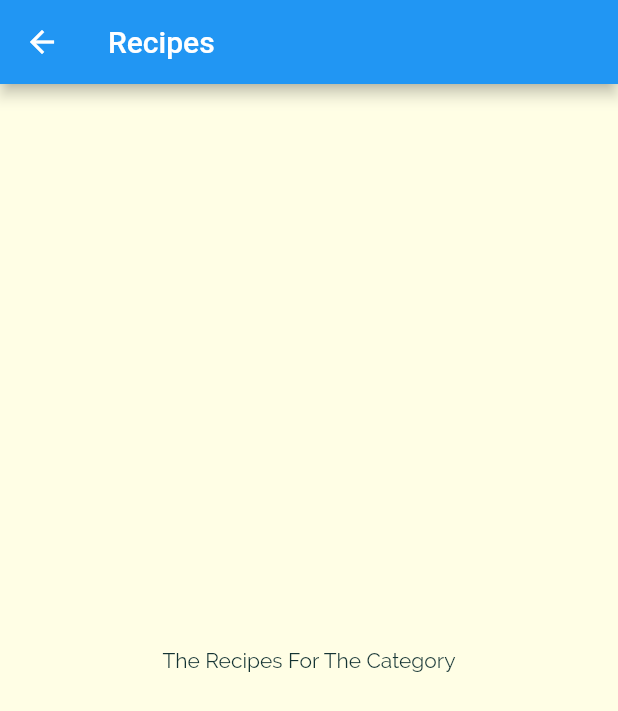
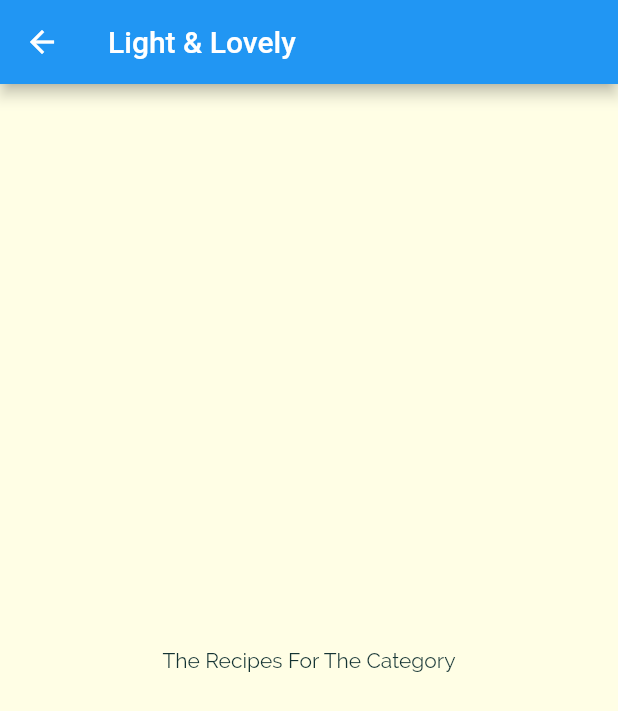
Before and after one commit to zirg41/meals_app, a Flutter app: the screen it shows after launch, after a tap on "Light & Lovely", on a phone screen of 412 x 824 dp. Shown: the top 711 px of the screen. Run offline on Flutter 3.47's test engine with Material 2 defaults, Android fonts, the phone set to English and light mode, and no system bars.

Commit message:
Passing data through pages

```diff
--- a/lib/categories_screen.dart
+++ b/lib/categories_screen.dart
@@ -14,7 +14,11 @@ class CategoriesScreen extends StatelessWidget {
       body: GridView(
         padding: const EdgeInsets.all(25),
         children: DUMMY_CATEGORIES
-            .map((catData) => CategoryItem(catData.title, catData.color))
+            .map((catData) => CategoryItem(
+                  catData.id,
+                  catData.title,
+                  catData.color,
+                ))
             .toList(),
         gridDelegate: SliverGridDelegateWithMaxCrossAxisExtent(
           maxCrossAxisExtent: 200,
--- a/lib/category_item.dart
+++ b/lib/category_item.dart
@@ -2,15 +2,16 @@ import 'package:flutter/material.dart';
 import './category_meals_screen.dart';
 
 class CategoryItem extends StatelessWidget {
+  final String id;
   final String title;
   final Color color;
 
-  CategoryItem(this.title, this.color);
+  CategoryItem(this.id, this.title, this.color);
 
   void selectCategory(BuildContext ctx) {
     Navigator.of(ctx).push(MaterialPageRoute(
       builder: (_) {
-        return CategoryMealsScreen();
+        return CategoryMealsScreen(id, title);
       },
     ));
   }
--- a/lib/category_meals_screen.dart
+++ b/lib/category_meals_screen.dart
@@ -1,13 +1,16 @@
 import 'package:flutter/material.dart';
 
 class CategoryMealsScreen extends StatelessWidget {
-  const CategoryMealsScreen();
+  final String categoryId;
+  final String categoryTitle;
+
+  CategoryMealsScreen(this.categoryId, this.categoryTitle);
 
   @override
   Widget build(BuildContext context) {
     return Scaffold(
       appBar: AppBar(
-        title: Text("Recipes"),
+        title: Text(categoryTitle),
       ),
       body: Center(
         child: Text("The Recipes For The Category"),
```
